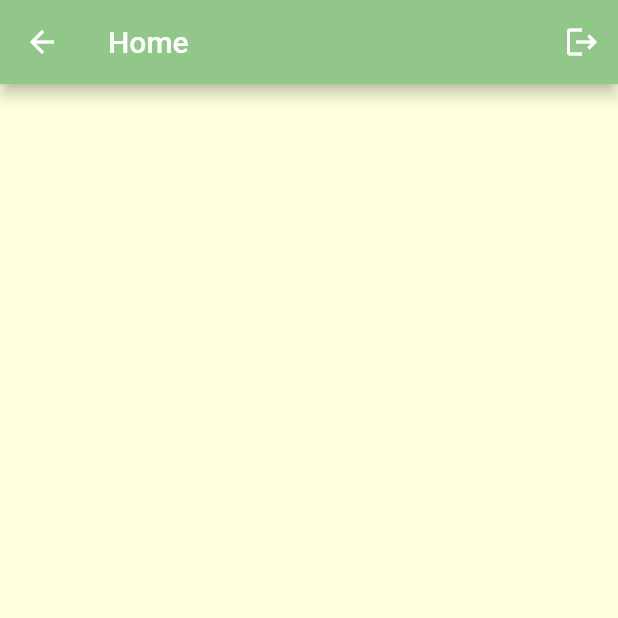
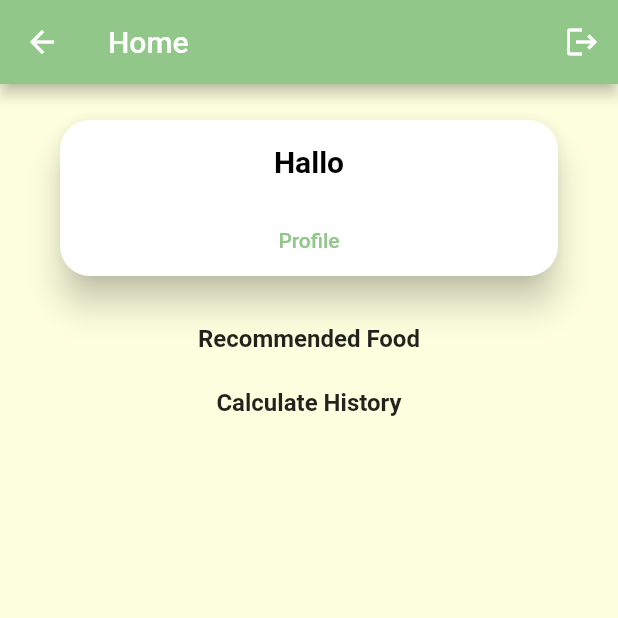
Before and after one commit to dhavara/Stellaris, a Flutter app: the UserProfile screen opened directly, on a phone screen of 412 x 824 dp, the top half of it. Run offline on Flutter 3.47's test engine with Material 2 defaults, Android fonts, the phone set to English and light mode, and no system bars; our stand-ins replace email_validator, equatable, flutter_bloc, flutter_secure_storage, flutter_spinkit, fluttertoast and 1 more; missing offline and left inert: lazy_loading_list, oauth2_client; accounts and stored records are empty.

Commit message:
profileuser

```diff
--- a/lib/views/pages/profile/userprofile.dart
+++ b/lib/views/pages/profile/userprofile.dart
@@ -31,6 +31,59 @@ class _UserProfileState extends State<UserProfile> {
         ],
         backgroundColor: const Color(0xFF91C788),
       ),
+      body: Container(
+        width: double.infinity,
+        height: double.infinity,
+        padding: const EdgeInsets.fromLTRB(24, 16, 24, 16),
+        child: Column(
+          children: [
+            Container(
+                width: double.infinity,
+                child: Card(
+                    elevation: 10,
+                    shape: RoundedRectangleBorder(
+                      borderRadius: BorderRadius.circular(20.0),
+                    ),
+                    color: Colors.white,
+                    margin: const EdgeInsets.fromLTRB(16, 8, 16, 8),
+                    child: Column(
+                      children: [
+                        ListTile(
+                          title: Padding(
+                            padding: const EdgeInsets.fromLTRB(0, 8, 0, 8),
+                            child: Text("Hallo ",
+                                textAlign: TextAlign.center,
+                                style: const TextStyle(
+                                    fontWeight: FontWeight.bold,
+                                    fontSize: 20,
+                                    color: Colors.black)),
+                          ),
+                        ),
+                        TextButton(
+                            onPressed: () {
+                              Navigator.push<dynamic>(
+                                  context,
+                                  MaterialPageRoute<dynamic>(
+                                      builder: (context) => UserProfile()));
+                            },
+                            child: const Text("Profile",
+                                style: TextStyle(
+                                  color: Color(0XFF91C788),
+                                )))
+                      ],
+                    ))),
+            const SizedBox(height: 24),
+            const Text("Recommended Food",
+                style: TextStyle(fontSize: 16, fontWeight: FontWeight.w600),
+                textAlign: TextAlign.left),
+            const SizedBox(height: 24),
+            const Text("Calculate History",
+                style: TextStyle(fontSize: 16, fontWeight: FontWeight.w600),
+                textAlign: TextAlign.left),
+            const SizedBox(height: 24),
+          ],
+        ),
+      ),
     );
   }
 }
```
